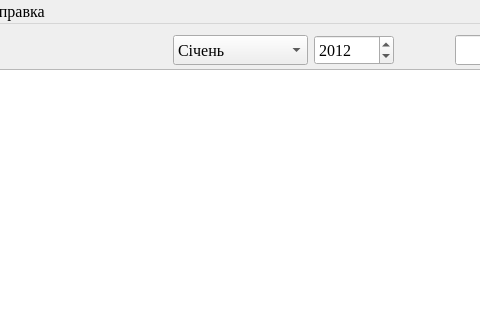
First picture: the form in mainwindow.ui, repository andrboyko/zbyt, before the edit; both pictures show x 344 to 824 and y 0 to 320 of the 950 by 600 pixel window.
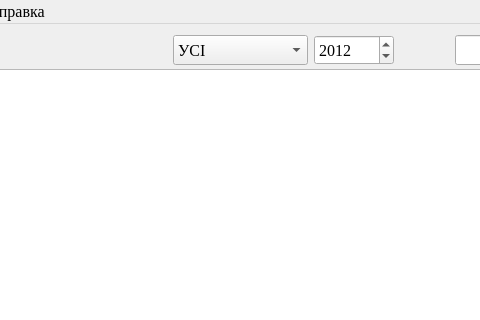
Second picture: the form after the edit. Icons and pictures are not drawn.

Diff of the .ui file:
```diff
--- a/mainwindow.ui
+++ b/mainwindow.ui
@@ -241,6 +241,11 @@
         <property name="maxVisibleItems">
          <number>12</number>
         </property>
+        <item>
+         <property name="text">
+          <string>УСІ</string>
+         </property>
+        </item>
         <item>
          <property name="text">
           <string>Січень</string>
```
Left out of the diff: 4 changed lines with no effect on the pictures.
